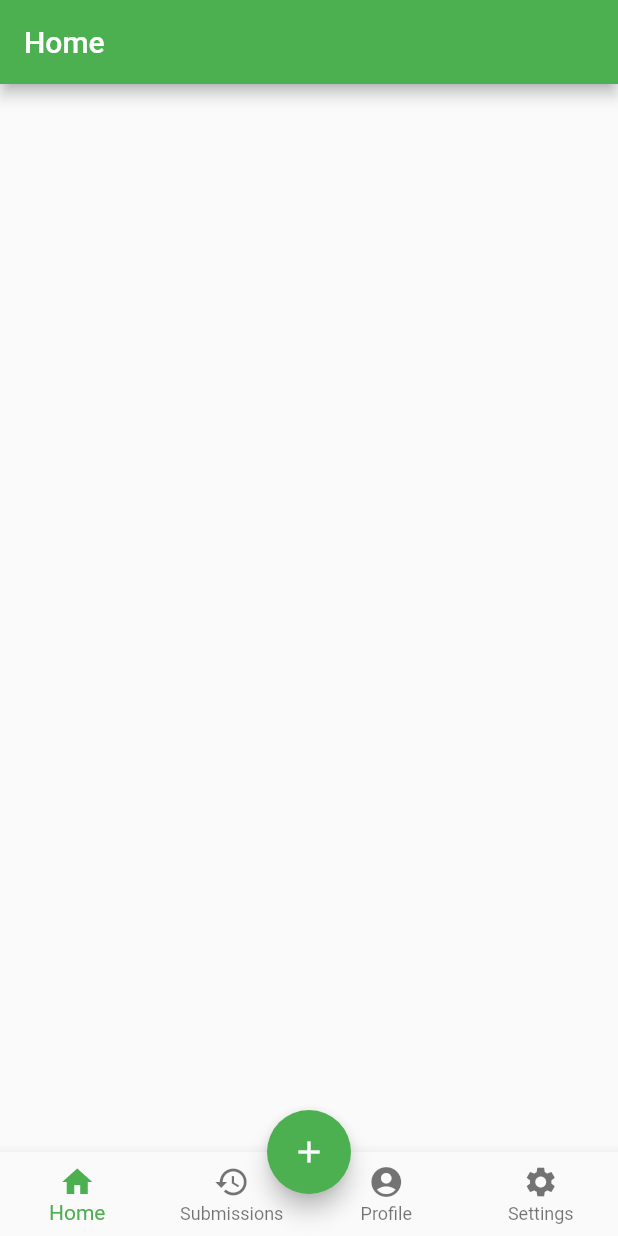
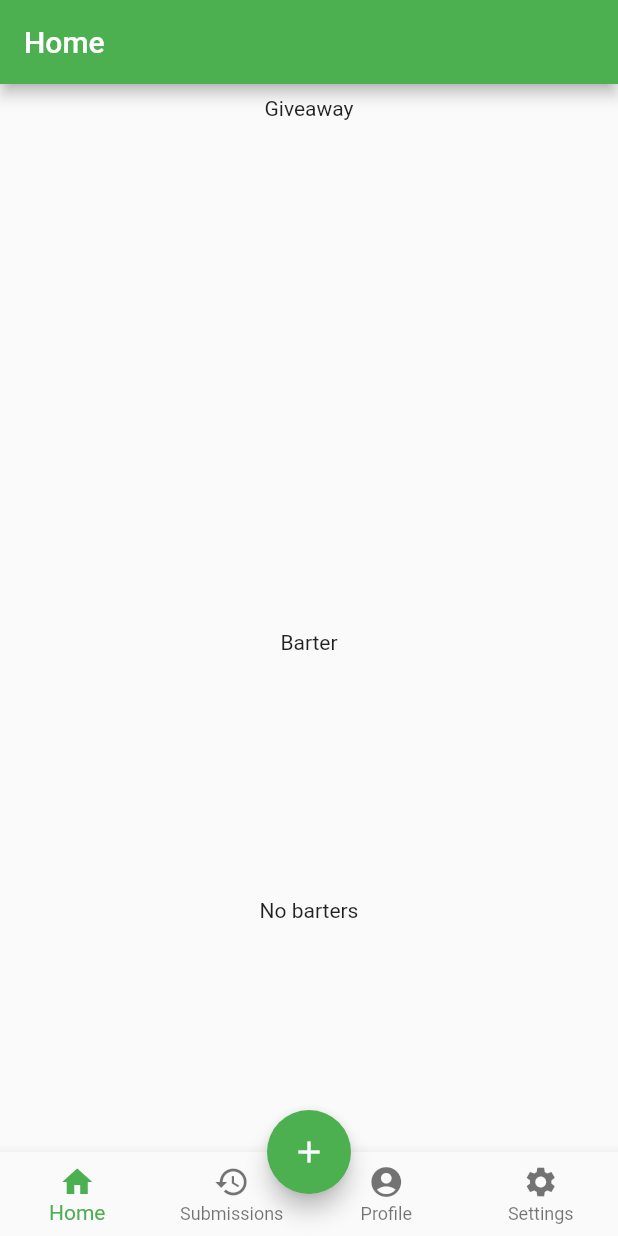
Before and after one commit to rumesh986/gift-it-again, a Flutter app: the screen it shows after launch, on a phone screen of 412 x 824 dp. Run offline on Flutter 3.47's test engine with Material 2 defaults, Android fonts, the phone set to English and light mode, and no system bars; our stand-ins replace cloud_firestore, firebase_core; missing offline and left inert: firebase_ml_custom, tflite_flutter; accounts and stored records are empty.

```diff
--- a/lib/AddListing.dart
+++ b/lib/AddListing.dart
@@ -40,14 +40,14 @@ class _AddListingState extends State<AddListing> {
       appBar: AppBar(
         title: Text("Add Listing"),
       ),
-      body: Column(
+      body: ListView(
         children: [
 					Padding(
 						padding: EdgeInsets.all(1),
 						child: IconButton(
 							icon: Icon(Icons.add_a_photo),
 							iconSize: MediaQuery.of(context).size.width / 5,
-							onPressed: () => current.photo = "Bleh",
+							onPressed: () {},
 						),
 					),
 					Padding(
@@ -129,7 +129,7 @@ class _AddListingState extends State<AddListing> {
               ),
             ],
           ),
-          Spacer(),
+          SizedBox(height:210),
           //1 data entry
 					Container(
 						alignment: Alignment.bottomCenter,
--- a/lib/History.dart
+++ b/lib/History.dart
@@ -59,6 +59,7 @@ class History extends StatelessWidget {
                     child: Container(
                       height: MediaQuery.of(context).size.height*0.1,
                       child: Card(
+                        color: (myListings.data[num].completed) ? Colors.grey : null,
                         child: Padding(
                           padding: const EdgeInsets.all(8.0),
                           child: Row(
@@ -94,7 +95,7 @@ class History extends StatelessWidget {
                         children: [
                           Expanded(
                               child: Text(
-                                  received.data[num].photo)),
+                                  received.data[num].title)),
                           Expanded(
                               child: Text(received.data[num].description)),
                           Expanded(
--- a/lib/HomePage.dart
+++ b/lib/HomePage.dart
@@ -15,6 +15,8 @@
 //	along with gift-it-again.  If not, see <https://www.gnu.org/licenses/>.
 
 import 'package:flutter/material.dart';
+
+
 import 'DataStructures.dart';
 
 class HomePage extends StatefulWidget {
@@ -28,39 +30,64 @@ class _HomePageState extends State<HomePage> {
 
   @override
   Widget build(BuildContext context) {
-    return GestureDetector(
-      onHorizontalDragUpdate: (value){
-          if(value.primaryDelta > 15.0)
-          {
-            //print("swipe");
-            index++;
-          }
-          else if(value.primaryDelta < -15.0)
-          {
-            //print("swipe");
-            index--;
-          }
-
-          if(index == myListings.data.length)
-          {
-            index = 0;
-          }
-
-          if(index < 0)
-          {
-            index = myListings.data.length - 1;
-          }
-          //print(index);
-          setState(() {});
-      },
-      child: Scaffold(
+    return Scaffold(
 			appBar: AppBar(
 				title: Text("Home"),
 			),
 			body: Container(
-				child: (myListings.data.isNotEmpty) ? myListings.data[index].showData() : null
-		),
-    );
+      height: MediaQuery.of(context).size.height,
+      width: MediaQuery.of(context).size.height,
+			  child: Column(
+      crossAxisAlignment: CrossAxisAlignment.center,
+			    children: [
+        Padding(
+          padding: const EdgeInsets.all(8.0),
+          child: Text("Giveaway"),
+        ),
+        Expanded(
+          child: GestureDetector(
+            onHorizontalDragUpdate: (value){
+              if(value.primaryDelta > 15.0)
+                index++;
+              else if(value.primaryDelta < -15.0)
+                index--;
+              if(index == myListings.data.length)
+                index = 0;
+              if(index < 0)
+                index = myListings.data.length - 1;
+              setState(() {});
+            },
+            child: (myListings.data.isNotEmpty) ?
+            myListings.data[index].showData(half: true)
+            : Container(height: 0,width: 0,),
+          )
+        ),
+        Padding(
+          padding: const EdgeInsets.all(10.0),
+          child: Text("Barter"),
+        ),
+        Expanded(
+          child: GestureDetector(
+            onHorizontalDragUpdate: (value){
+              if(value.primaryDelta > 15.0)
+                index++;
+              else if(value.primaryDelta < -15.0)
+                index--;
+              if(index == myListings.data.length)
+                index = 0;
+              if(index < 0)
+                index = myListings.data.length - 1;
+              setState(() {});
+            },
+            child: (myListings.data.isNotEmpty) ?
+            myListings.data[index].showData(half: true)
+            : Container(child:Center(child: Text("No barters"))),
+          ),
+        ),
+      ]
+			  ),
+			)
+		);
 
 	}
 }
--- a/lib/Profile.dart
+++ b/lib/Profile.dart
@@ -53,7 +53,7 @@ class Profile extends StatelessWidget {
           ),
           Center(
             child: Text(
-                " X Points",
+                "420 Points",
                 style: TextStyle(fontSize: 26),
               ),
           ),
@@ -66,7 +66,7 @@ class Profile extends StatelessWidget {
           ),
           Center(
             child: Text(
-                " N points to bleh",
+                "69 points to completion",
                 style: TextStyle(fontSize: 26),
               ),
           ),
--- a/lib/main.dart
+++ b/lib/main.dart
@@ -19,6 +19,7 @@ import 'HomePage.dart';
 import 'AddListing.dart';
 import 'History.dart';
 import 'Profile.dart';
+import 'Settings.dart';
 
 void main() {
 	WidgetsFlutterBinding.ensureInitialized();
@@ -35,6 +36,7 @@ class _MyAppState extends State {
 	HomePage _homePage;
 	History _historyPage;
 	Profile _profilePage;
+  Settings _settingsPage;
 
 	int _selectedIndex;
 
@@ -42,12 +44,14 @@ class _MyAppState extends State {
 		_homePage = HomePage();
 		_historyPage = History();
 		_profilePage = Profile();
+    _settingsPage = Settings();
+
 
 		_pages = [
 			_homePage,
 			_historyPage,
 			_profilePage,
-      _homePage
+      _settingsPage
 		];
 
 		_selectedIndex = 0;
--- a/pubspec.yaml
+++ b/pubspec.yaml
@@ -51,7 +51,8 @@ flutter:
 
   # To add assets to your application, add an assets section, like this:
   assets:
-    - test_model.tflite
+    - assets/redonum.jpeg
+  #   - test_model.tflite
   #   - images/a_dot_burr.jpeg
   #   - images/a_dot_ham.jpeg
 
```
Also changed, not shown: lib/BarterDetails.dart (+6 -5 lines), lib/DataStructures.dart (+35 -20 lines), lib/Giveaway.dart (+15 -2 lines), lib/Settings.dart (added, +54 -0 lines), lib/Summary.dart (+18 -3 lines), Assets/redonum.jpeg (added), 1 other file.
